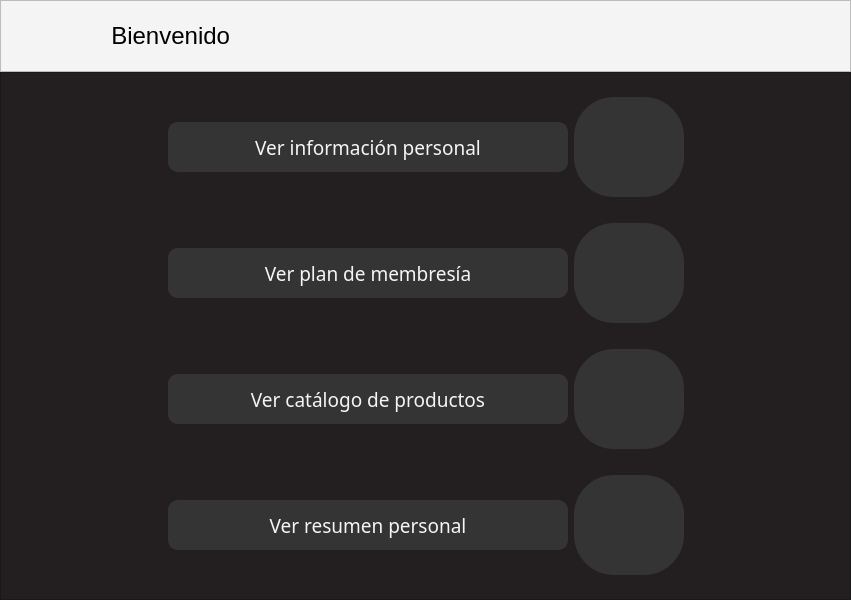
The window that MenuClientes.ui (Mike1604/TeflonAcademy) describes before a commit, drawn with Qt 5.
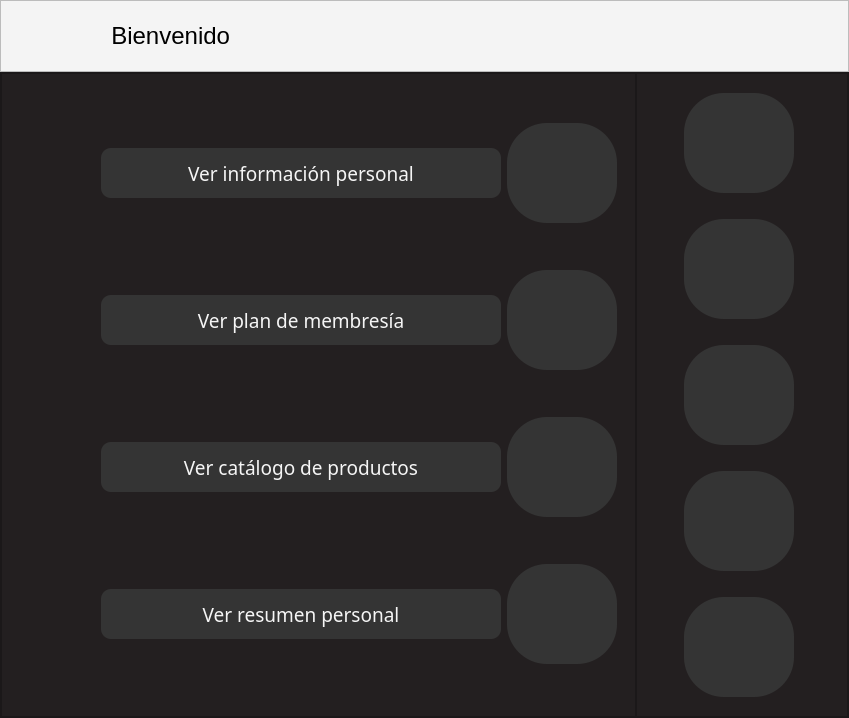
The same window after the commit. Icons and pictures are not drawn.

Patch:
```diff
--- a/MenuClientes.ui
+++ b/MenuClientes.ui
@@ -6,8 +6,8 @@
    <rect>
     <x>0</x>
     <y>0</y>
-    <width>851</width>
-    <height>600</height>
+    <width>849</width>
+    <height>718</height>
    </rect>
   </property>
   <property name="windowTitle">
@@ -41,7 +41,7 @@
       <property name="frameShadow">
        <enum>QFrame::Raised</enum>
       </property>
-      <layout class="QGridLayout" name="gridLayout_5">
+      <layout class="QGridLayout" name="gridLayout" columnstretch="3,1">
        <property name="leftMargin">
         <number>0</number>
        </property>
@@ -54,9 +54,18 @@
        <property name="bottomMargin">
         <number>0</number>
        </property>
-       <property name="horizontalSpacing">
+       <property name="spacing">
         <number>0</number>
        </property>
+       <item row="0" column="0">
+        <widget class="QFrame" name="frame">
+         <property name="frameShape">
+          <enum>QFrame::StyledPanel</enum>
+         </property>
+         <property name="frameShadow">
+          <enum>QFrame::Raised</enum>
+         </property>
+         <layout class="QGridLayout" name="gridLayout_6">
        <item row="0" column="0">
         <widget class="QStackedWidget" name="stackedWidget">
          <property name="minimumSize">
@@ -388,7 +397,7 @@
          <widget class="QWidget" name="Membresia">
           <layout class="QVBoxLayout" name="verticalLayout" stretch="10,3">
            <item>
-            <widget class="QFrame" name="frame">
+               <widget class="QFrame" name="frame_7">
              <property name="frameShape">
               <enum>QFrame::StyledPanel</enum>
              </property>
@@ -667,7 +676,7 @@
             </widget>
            </item>
            <item>
-            <widget class="QFrame" name="frame_2">
+               <widget class="QFrame" name="frame_8">
              <property name="frameShape">
               <enum>QFrame::StyledPanel</enum>
              </property>
@@ -924,23 +933,10 @@
            </item>
           </layout>
          </widget>
-         <widget class="QWidget" name="Menu">
-          <layout class="QGridLayout" name="gridLayout">
-           <item row="0" column="1">
-            <spacer name="verticalSpacer">
-             <property name="orientation">
-              <enum>Qt::Vertical</enum>
-             </property>
-             <property name="sizeHint" stdset="0">
-              <size>
-               <width>20</width>
-               <height>40</height>
-              </size>
-             </property>
-            </spacer>
-           </item>
-           <item row="8" column="2">
-            <widget class="QPushButton" name="pushButton_5">
+            <widget class="QWidget" name="Menu_2">
+             <layout class="QGridLayout" name="gridLayout_5">
+              <item row="1" column="2">
+               <widget class="QPushButton" name="pushButton_7">
              <property name="minimumSize">
               <size>
                <width>110</width>
@@ -983,8 +979,21 @@
              </property>
             </widget>
            </item>
-           <item row="8" column="1">
-            <widget class="QPushButton" name="pushButton_12">
+              <item row="7" column="0">
+               <spacer name="horizontalSpacer_18">
+                <property name="orientation">
+                 <enum>Qt::Horizontal</enum>
+                </property>
+                <property name="sizeHint" stdset="0">
+                 <size>
+                  <width>40</width>
+                  <height>20</height>
+                 </size>
+                </property>
+               </spacer>
+              </item>
+              <item row="7" column="1">
+               <widget class="QPushButton" name="pushButton_13">
              <property name="minimumSize">
               <size>
                <width>400</width>
@@ -1029,8 +1038,8 @@
              </property>
             </widget>
            </item>
-           <item row="11" column="0">
-            <spacer name="horizontalSpacer_6">
+              <item row="10" column="0">
+               <spacer name="horizontalSpacer_22">
              <property name="orientation">
               <enum>Qt::Horizontal</enum>
              </property>
@@ -1042,21 +1051,8 @@
              </property>
             </spacer>
            </item>
-           <item row="11" column="3">
-            <spacer name="horizontalSpacer_10">
-             <property name="orientation">
-              <enum>Qt::Horizontal</enum>
-             </property>
-             <property name="sizeHint" stdset="0">
-              <size>
-               <width>40</width>
-               <height>20</height>
-              </size>
-             </property>
-            </spacer>
-           </item>
-           <item row="11" column="1">
-            <widget class="QPushButton" name="pushButton_11">
+              <item row="10" column="1">
+               <widget class="QPushButton" name="pushButton_15">
              <property name="minimumSize">
               <size>
                <width>400</width>
@@ -1101,21 +1097,21 @@
              </property>
             </widget>
            </item>
-           <item row="12" column="1">
-            <spacer name="verticalSpacer_2">
+              <item row="4" column="3">
+               <spacer name="horizontalSpacer_17">
              <property name="orientation">
-              <enum>Qt::Vertical</enum>
+                 <enum>Qt::Horizontal</enum>
              </property>
              <property name="sizeHint" stdset="0">
               <size>
-               <width>20</width>
-               <height>40</height>
+                  <width>40</width>
+                  <height>20</height>
               </size>
              </property>
             </spacer>
            </item>
-           <item row="5" column="1">
-            <widget class="QPushButton" name="pushButton_10">
+              <item row="4" column="1">
+               <widget class="QPushButton" name="pushButton_16">
              <property name="minimumSize">
               <size>
                <width>400</width>
@@ -1160,8 +1156,8 @@
              </property>
             </widget>
            </item>
-           <item row="8" column="3">
-            <spacer name="horizontalSpacer_9">
+              <item row="10" column="3">
+               <spacer name="horizontalSpacer_21">
              <property name="orientation">
               <enum>Qt::Horizontal</enum>
              </property>
@@ -1173,238 +1169,8 @@
              </property>
             </spacer>
            </item>
-           <item row="2" column="1">
-            <widget class="QPushButton" name="pushButton_8">
-             <property name="minimumSize">
-              <size>
-               <width>400</width>
-               <height>70</height>
-              </size>
-             </property>
-             <property name="font">
-              <font>
-               <family>Bahnschrift SemiBold</family>
-               <pointsize>14</pointsize>
-               <weight>10</weight>
-               <italic>false</italic>
-               <bold>false</bold>
-              </font>
-             </property>
-             <property name="cursor">
-              <cursorShape>PointingHandCursor</cursorShape>
-             </property>
-             <property name="styleSheet">
-              <string notr="true">QPushButton{
-	background-color: #343434;
-	font: 87 14pt &quot;Bahnschrift SemiBold&quot;;
-	color: whitesmoke;
-	border-radius:10px;
-	border: .5px solid #e6b31e;
-	margin: 10 px;
-	right-margin: 10px;
-}
-
-QPushButton:hover{
-	background-color: #e6b31e;
-	font: 87 14pt &quot;Bahnschrift SemiBold&quot;;
-	color: whitesmoke;
-	border-radius:10px;
-	border: 1.5px solid #343434;
-	margin: 10 px;
-	right-margin: 10px;
-}</string>
-             </property>
-             <property name="text">
-              <string>Ver información personal</string>
-             </property>
-            </widget>
-           </item>
-           <item row="11" column="2">
-            <widget class="QPushButton" name="pushButton_4">
-             <property name="minimumSize">
-              <size>
-               <width>110</width>
-               <height>120</height>
-              </size>
-             </property>
-             <property name="styleSheet">
-              <string notr="true">QPushButton{
-	background-color: #343434;
-	font: 87 14pt &quot;Bahnschrift SemiBold&quot;;
-	color: whitesmoke;
-	border-radius:40px;
-	border: .5px solid #e6b31e;
-	margin: 10 px;
-	right-margin: 10px;
-}
-
-QPushButton:hover{
-	background-color: #e6b31e;
-	font: 87 14pt &quot;Bahnschrift SemiBold&quot;;
-	color: whitesmoke;
-	border-radius:40px;
-	border: 1.5px solid #343434;
-	margin: 10 px;
-	right-margin: 10px;
-}</string>
-             </property>
-             <property name="text">
-              <string/>
-             </property>
-             <property name="icon">
-              <iconset resource="Images/images.qrc">
-               <normaloff>:/MenuCliente/MenuCliente (3).png</normaloff>:/MenuCliente/MenuCliente (3).png</iconset>
-             </property>
-             <property name="iconSize">
-              <size>
-               <width>50</width>
-               <height>50</height>
-              </size>
-             </property>
-            </widget>
-           </item>
-           <item row="5" column="0">
-            <spacer name="horizontalSpacer_4">
-             <property name="orientation">
-              <enum>Qt::Horizontal</enum>
-             </property>
-             <property name="sizeHint" stdset="0">
-              <size>
-               <width>40</width>
-               <height>20</height>
-              </size>
-             </property>
-            </spacer>
-           </item>
-           <item row="5" column="2">
-            <widget class="QPushButton" name="pushButton_3">
-             <property name="minimumSize">
-              <size>
-               <width>110</width>
-               <height>120</height>
-              </size>
-             </property>
-             <property name="styleSheet">
-              <string notr="true">QPushButton{
-	background-color: #343434;
-	font: 87 14pt &quot;Bahnschrift SemiBold&quot;;
-	color: whitesmoke;
-	border-radius:40px;
-	border: .5px solid #e6b31e;
-	margin: 10 px;
-	right-margin: 10px;
-}
-
-QPushButton:hover{
-	background-color: #e6b31e;
-	font: 87 14pt &quot;Bahnschrift SemiBold&quot;;
-	color: whitesmoke;
-	border-radius:40px;
-	border: 1.5px solid #343434;
-	margin: 10 px;
-	right-margin: 10px;
-}</string>
-             </property>
-             <property name="text">
-              <string/>
-             </property>
-             <property name="icon">
-              <iconset resource="Images/images.qrc">
-               <normaloff>:/MenuCliente/MenuCliente (2).png</normaloff>:/MenuCliente/MenuCliente (2).png</iconset>
-             </property>
-             <property name="iconSize">
-              <size>
-               <width>60</width>
-               <height>60</height>
-              </size>
-             </property>
-            </widget>
-           </item>
-           <item row="2" column="2">
-            <widget class="QPushButton" name="pushButton_2">
-             <property name="minimumSize">
-              <size>
-               <width>110</width>
-               <height>120</height>
-              </size>
-             </property>
-             <property name="styleSheet">
-              <string notr="true">QPushButton{
-	background-color: #343434;
-	font: 87 14pt &quot;Bahnschrift SemiBold&quot;;
-	color: whitesmoke;
-	border-radius:40px;
-	border: .5px solid #e6b31e;
-	margin: 10 px;
-	right-margin: 10px;
-}
-
-QPushButton:hover{
-	background-color: #e6b31e;
-	font: 87 14pt &quot;Bahnschrift SemiBold&quot;;
-	color: whitesmoke;
-	border-radius:40px;
-	border: 1.5px solid #343434;
-	margin: 10 px;
-	right-margin: 10px;
-}</string>
-             </property>
-             <property name="text">
-              <string/>
-             </property>
-             <property name="icon">
-              <iconset resource="Images/images.qrc">
-               <normaloff>:/MenuCliente/MenuCliente (1).png</normaloff>:/MenuCliente/MenuCliente (1).png</iconset>
-             </property>
-             <property name="iconSize">
-              <size>
-               <width>50</width>
-               <height>50</height>
-              </size>
-             </property>
-            </widget>
-           </item>
-           <item row="5" column="3">
-            <spacer name="horizontalSpacer_8">
-             <property name="orientation">
-              <enum>Qt::Horizontal</enum>
-             </property>
-             <property name="sizeHint" stdset="0">
-              <size>
-               <width>40</width>
-               <height>20</height>
-              </size>
-             </property>
-            </spacer>
-           </item>
-           <item row="8" column="0">
-            <spacer name="horizontalSpacer_5">
-             <property name="orientation">
-              <enum>Qt::Horizontal</enum>
-             </property>
-             <property name="sizeHint" stdset="0">
-              <size>
-               <width>40</width>
-               <height>20</height>
-              </size>
-             </property>
-            </spacer>
-           </item>
-           <item row="2" column="3">
-            <spacer name="horizontalSpacer_7">
-             <property name="orientation">
-              <enum>Qt::Horizontal</enum>
-             </property>
-             <property name="sizeHint" stdset="0">
-              <size>
-               <width>40</width>
-               <height>20</height>
-              </size>
-             </property>
-            </spacer>
-           </item>
-           <item row="2" column="0">
-            <spacer name="horizontalSpacer_3">
+              <item row="1" column="0">
+               <spacer name="horizontalSpacer_20">
              <property name="orientation">
               <enum>Qt::Horizontal</enum>
              </property>
@@ -1416,8 +1182,516 @@
              </property>
             </spacer>
            </item>
-          </layout>
-         </widget>
+              <item row="4" column="0">
+               <spacer name="horizontalSpacer_15">
+                <property name="orientation">
+                 <enum>Qt::Horizontal</enum>
+                </property>
+                <property name="sizeHint" stdset="0">
+                 <size>
+                  <width>40</width>
+                  <height>20</height>
+                 </size>
+                </property>
+               </spacer>
+              </item>
+              <item row="1" column="3">
+               <spacer name="horizontalSpacer_19">
+                <property name="orientation">
+                 <enum>Qt::Horizontal</enum>
+                </property>
+                <property name="sizeHint" stdset="0">
+                 <size>
+                  <width>40</width>
+                  <height>20</height>
+                 </size>
+                </property>
+               </spacer>
+              </item>
+              <item row="7" column="2">
+               <widget class="QPushButton" name="pushButton_14">
+                <property name="minimumSize">
+                 <size>
+                  <width>110</width>
+                  <height>120</height>
+                 </size>
+                </property>
+                <property name="styleSheet">
+                 <string notr="true">QPushButton{
+	background-color: #343434;
+	font: 87 14pt &quot;Bahnschrift SemiBold&quot;;
+	color: whitesmoke;
+	border-radius:40px;
+	border: .5px solid #e6b31e;
+	margin: 10 px;
+	right-margin: 10px;
+}
+
+QPushButton:hover{
+	background-color: #e6b31e;
+	font: 87 14pt &quot;Bahnschrift SemiBold&quot;;
+	color: whitesmoke;
+	border-radius:40px;
+	border: 1.5px solid #343434;
+	margin: 10 px;
+	right-margin: 10px;
+}</string>
+                </property>
+                <property name="text">
+                 <string/>
+                </property>
+                <property name="icon">
+                 <iconset resource="Images/images.qrc">
+                  <normaloff>:/MenuCliente/MenuCliente (4).png</normaloff>:/MenuCliente/MenuCliente (4).png</iconset>
+                </property>
+                <property name="iconSize">
+                 <size>
+                  <width>50</width>
+                  <height>50</height>
+                 </size>
+                </property>
+               </widget>
+              </item>
+              <item row="7" column="3">
+               <spacer name="horizontalSpacer_16">
+                <property name="orientation">
+                 <enum>Qt::Horizontal</enum>
+                </property>
+                <property name="sizeHint" stdset="0">
+                 <size>
+                  <width>40</width>
+                  <height>20</height>
+                 </size>
+                </property>
+               </spacer>
+              </item>
+              <item row="10" column="2">
+               <widget class="QPushButton" name="pushButton_17">
+                <property name="minimumSize">
+                 <size>
+                  <width>110</width>
+                  <height>120</height>
+                 </size>
+                </property>
+                <property name="styleSheet">
+                 <string notr="true">QPushButton{
+	background-color: #343434;
+	font: 87 14pt &quot;Bahnschrift SemiBold&quot;;
+	color: whitesmoke;
+	border-radius:40px;
+	border: .5px solid #e6b31e;
+	margin: 10 px;
+	right-margin: 10px;
+}
+
+QPushButton:hover{
+	background-color: #e6b31e;
+	font: 87 14pt &quot;Bahnschrift SemiBold&quot;;
+	color: whitesmoke;
+	border-radius:40px;
+	border: 1.5px solid #343434;
+	margin: 10 px;
+	right-margin: 10px;
+}</string>
+                </property>
+                <property name="text">
+                 <string/>
+                </property>
+                <property name="icon">
+                 <iconset resource="Images/images.qrc">
+                  <normaloff>:/MenuCliente/MenuCliente (3).png</normaloff>:/MenuCliente/MenuCliente (3).png</iconset>
+                </property>
+                <property name="iconSize">
+                 <size>
+                  <width>50</width>
+                  <height>50</height>
+                 </size>
+                </property>
+               </widget>
+              </item>
+              <item row="1" column="1">
+               <widget class="QPushButton" name="pushButton_9">
+                <property name="minimumSize">
+                 <size>
+                  <width>400</width>
+                  <height>70</height>
+                 </size>
+                </property>
+                <property name="font">
+                 <font>
+                  <family>Bahnschrift SemiBold</family>
+                  <pointsize>14</pointsize>
+                  <weight>10</weight>
+                  <italic>false</italic>
+                  <bold>false</bold>
+                 </font>
+                </property>
+                <property name="cursor">
+                 <cursorShape>PointingHandCursor</cursorShape>
+                </property>
+                <property name="styleSheet">
+                 <string notr="true">QPushButton{
+	background-color: #343434;
+	font: 87 14pt &quot;Bahnschrift SemiBold&quot;;
+	color: whitesmoke;
+	border-radius:10px;
+	border: .5px solid #e6b31e;
+	margin: 10 px;
+	right-margin: 10px;
+}
+
+QPushButton:hover{
+	background-color: #e6b31e;
+	font: 87 14pt &quot;Bahnschrift SemiBold&quot;;
+	color: whitesmoke;
+	border-radius:10px;
+	border: 1.5px solid #343434;
+	margin: 10 px;
+	right-margin: 10px;
+}</string>
+                </property>
+                <property name="text">
+                 <string>Ver información personal</string>
+                </property>
+               </widget>
+              </item>
+              <item row="4" column="2">
+               <widget class="QPushButton" name="pushButton_6">
+                <property name="minimumSize">
+                 <size>
+                  <width>110</width>
+                  <height>120</height>
+                 </size>
+                </property>
+                <property name="styleSheet">
+                 <string notr="true">QPushButton{
+	background-color: #343434;
+	font: 87 14pt &quot;Bahnschrift SemiBold&quot;;
+	color: whitesmoke;
+	border-radius:40px;
+	border: .5px solid #e6b31e;
+	margin: 10 px;
+	right-margin: 10px;
+}
+
+QPushButton:hover{
+	background-color: #e6b31e;
+	font: 87 14pt &quot;Bahnschrift SemiBold&quot;;
+	color: whitesmoke;
+	border-radius:40px;
+	border: 1.5px solid #343434;
+	margin: 10 px;
+	right-margin: 10px;
+}</string>
+                </property>
+                <property name="text">
+                 <string/>
+                </property>
+                <property name="icon">
+                 <iconset resource="Images/images.qrc">
+                  <normaloff>:/MenuCliente/MenuCliente (2).png</normaloff>:/MenuCliente/MenuCliente (2).png</iconset>
+                </property>
+                <property name="iconSize">
+                 <size>
+                  <width>60</width>
+                  <height>60</height>
+                 </size>
+                </property>
+               </widget>
+              </item>
+             </layout>
+            </widget>
+           </widget>
+          </item>
+         </layout>
+        </widget>
+       </item>
+       <item row="0" column="1">
+        <widget class="QFrame" name="frame_2">
+         <property name="frameShape">
+          <enum>QFrame::StyledPanel</enum>
+         </property>
+         <property name="frameShadow">
+          <enum>QFrame::Raised</enum>
+         </property>
+         <layout class="QGridLayout" name="gridLayout_7">
+          <item row="1" column="1">
+           <widget class="QPushButton" name="pushButton_22">
+            <property name="minimumSize">
+             <size>
+              <width>110</width>
+              <height>120</height>
+             </size>
+            </property>
+            <property name="maximumSize">
+             <size>
+              <width>110</width>
+              <height>120</height>
+             </size>
+            </property>
+            <property name="styleSheet">
+             <string notr="true">QPushButton{
+	background-color: #343434;
+	font: 87 14pt &quot;Bahnschrift SemiBold&quot;;
+	color: whitesmoke;
+	border-radius:40px;
+	border: .5px solid #e6b31e;
+	margin: 10 px;
+	right-margin: 10px;
+}
+
+QPushButton:hover{
+	background-color: #e6b31e;
+	font: 87 14pt &quot;Bahnschrift SemiBold&quot;;
+	color: whitesmoke;
+	border-radius:40px;
+	border: 1.5px solid #343434;
+	margin: 10 px;
+	right-margin: 10px;
+}</string>
+            </property>
+            <property name="text">
+             <string/>
+            </property>
+            <property name="icon">
+             <iconset resource="Images/images.qrc">
+              <normaloff>:/MenuCliente/MenuCliente (1).png</normaloff>:/MenuCliente/MenuCliente (1).png</iconset>
+            </property>
+            <property name="iconSize">
+             <size>
+              <width>50</width>
+              <height>50</height>
+             </size>
+            </property>
+           </widget>
+          </item>
+          <item row="2" column="1" colspan="2">
+           <widget class="QPushButton" name="pushButton_19">
+            <property name="minimumSize">
+             <size>
+              <width>110</width>
+              <height>120</height>
+             </size>
+            </property>
+            <property name="maximumSize">
+             <size>
+              <width>110</width>
+              <height>120</height>
+             </size>
+            </property>
+            <property name="styleSheet">
+             <string notr="true">QPushButton{
+	background-color: #343434;
+	font: 87 14pt &quot;Bahnschrift SemiBold&quot;;
+	color: whitesmoke;
+	border-radius:40px;
+	border: .5px solid #e6b31e;
+	margin: 10 px;
+	right-margin: 10px;
+}
+
+QPushButton:hover{
+	background-color: #e6b31e;
+	font: 87 14pt &quot;Bahnschrift SemiBold&quot;;
+	color: whitesmoke;
+	border-radius:40px;
+	border: 1.5px solid #343434;
+	margin: 10 px;
+	right-margin: 10px;
+}</string>
+            </property>
+            <property name="text">
+             <string/>
+            </property>
+            <property name="icon">
+             <iconset resource="Images/images.qrc">
+              <normaloff>:/MenuCliente/MenuCliente (2).png</normaloff>:/MenuCliente/MenuCliente (2).png</iconset>
+            </property>
+            <property name="iconSize">
+             <size>
+              <width>60</width>
+              <height>60</height>
+             </size>
+            </property>
+           </widget>
+          </item>
+          <item row="4" column="1" colspan="2">
+           <widget class="QPushButton" name="pushButton_21">
+            <property name="minimumSize">
+             <size>
+              <width>110</width>
+              <height>120</height>
+             </size>
+            </property>
+            <property name="maximumSize">
+             <size>
+              <width>110</width>
+              <height>120</height>
+             </size>
+            </property>
+            <property name="styleSheet">
+             <string notr="true">QPushButton{
+	background-color: #343434;
+	font: 87 14pt &quot;Bahnschrift SemiBold&quot;;
+	color: whitesmoke;
+	border-radius:40px;
+	border: .5px solid #e6b31e;
+	margin: 10 px;
+	right-margin: 10px;
+}
+
+QPushButton:hover{
+	background-color: #e6b31e;
+	font: 87 14pt &quot;Bahnschrift SemiBold&quot;;
+	color: whitesmoke;
+	border-radius:40px;
+	border: 1.5px solid #343434;
+	margin: 10 px;
+	right-margin: 10px;
+}</string>
+            </property>
+            <property name="text">
+             <string/>
+            </property>
+            <property name="icon">
+             <iconset resource="Images/images.qrc">
+              <normaloff>:/MenuCliente/MenuCliente (3).png</normaloff>:/MenuCliente/MenuCliente (3).png</iconset>
+            </property>
+            <property name="iconSize">
+             <size>
+              <width>50</width>
+              <height>50</height>
+             </size>
+            </property>
+           </widget>
+          </item>
+          <item row="3" column="1" colspan="2">
+           <widget class="QPushButton" name="pushButton_20">
+            <property name="minimumSize">
+             <size>
+              <width>110</width>
+              <height>120</height>
+             </size>
+            </property>
+            <property name="maximumSize">
+             <size>
+              <width>110</width>
+              <height>120</height>
+             </size>
+            </property>
+            <property name="styleSheet">
+             <string notr="true">QPushButton{
+	background-color: #343434;
+	font: 87 14pt &quot;Bahnschrift SemiBold&quot;;
+	color: whitesmoke;
+	border-radius:40px;
+	border: .5px solid #e6b31e;
+	margin: 10 px;
+	right-margin: 10px;
+}
+
+QPushButton:hover{
+	background-color: #e6b31e;
+	font: 87 14pt &quot;Bahnschrift SemiBold&quot;;
+	color: whitesmoke;
+	border-radius:40px;
+	border: 1.5px solid #343434;
+	margin: 10 px;
+	right-margin: 10px;
+}</string>
+            </property>
+            <property name="text">
+             <string/>
+            </property>
+            <property name="icon">
+             <iconset resource="Images/images.qrc">
+              <normaloff>:/MenuCliente/MenuCliente (4).png</normaloff>:/MenuCliente/MenuCliente (4).png</iconset>
+            </property>
+            <property name="iconSize">
+             <size>
+              <width>50</width>
+              <height>50</height>
+             </size>
+            </property>
+           </widget>
+          </item>
+          <item row="0" column="1">
+           <widget class="QPushButton" name="pushButton_18">
+            <property name="minimumSize">
+             <size>
+              <width>110</width>
+              <height>120</height>
+             </size>
+            </property>
+            <property name="maximumSize">
+             <size>
+              <width>110</width>
+              <height>120</height>
+             </size>
+            </property>
+            <property name="styleSheet">
+             <string notr="true">QPushButton{
+	background-color: #343434;
+	font: 87 14pt &quot;Bahnschrift SemiBold&quot;;
+	color: whitesmoke;
+	border-radius:40px;
+	border: .5px solid #e6b31e;
+	margin: 10 px;
+	right-margin: 10px;
+}
+
+QPushButton:hover{
+	background-color: #e6b31e;
+	font: 87 14pt &quot;Bahnschrift SemiBold&quot;;
+	color: whitesmoke;
+	border-radius:40px;
+	border: 1.5px solid #343434;
+	margin: 10 px;
+	right-margin: 10px;
+}</string>
+            </property>
+            <property name="text">
+             <string/>
+            </property>
+            <property name="icon">
+             <iconset resource="Images/images.qrc">
+              <normaloff>:/menu/home2.png</normaloff>:/menu/home2.png</iconset>
+            </property>
+            <property name="iconSize">
+             <size>
+              <width>50</width>
+              <height>50</height>
+             </size>
+            </property>
+           </widget>
+          </item>
+          <item row="1" column="0">
+           <spacer name="horizontalSpacer_23">
+            <property name="orientation">
+             <enum>Qt::Horizontal</enum>
+            </property>
+            <property name="sizeHint" stdset="0">
+             <size>
+              <width>40</width>
+              <height>20</height>
+             </size>
+            </property>
+           </spacer>
+          </item>
+          <item row="1" column="2">
+           <spacer name="horizontalSpacer_24">
+            <property name="orientation">
+             <enum>Qt::Horizontal</enum>
+            </property>
+            <property name="sizeHint" stdset="0">
+             <size>
+              <width>40</width>
+              <height>20</height>
+             </size>
+            </property>
+           </spacer>
+          </item>
+         </layout>
         </widget>
        </item>
       </layout>
```
Left out of the diff: 116 changed lines with no effect on the pictures. Lines whose indentation alone changed are shown as unchanged.
